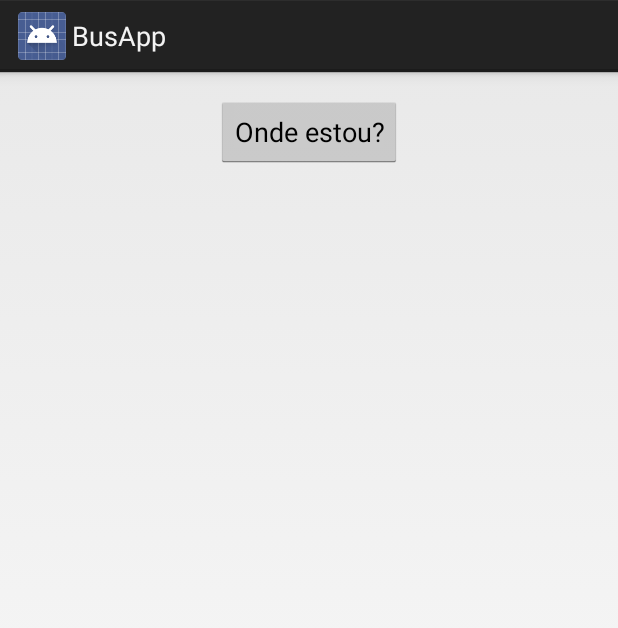
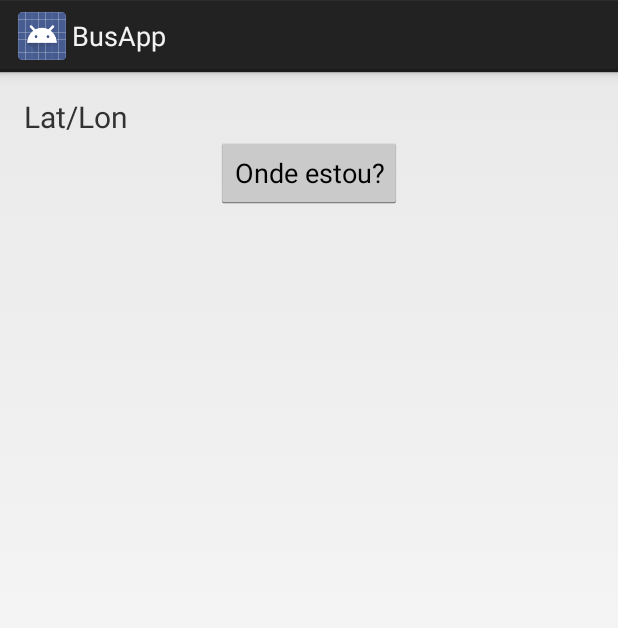
Before and after one commit to lucasamaral/busapp, an Android app: the fragment TrackUserFragment shown on its own in the app's theme, on a phone screen of 412 x 824 dp. Shown: the top 628 px of the screen. Run offline under Robolectric (Android 15) with nearby library versions, the phone set to English and light mode, and no system bars; 2 statements that could not run were skipped.

Commit message:
showing user lat/lon on textview

```diff
--- a/BusApp/build.gradle
+++ b/BusApp/build.gradle
@@ -2,7 +2,7 @@ apply plugin: 'android'
 
 android {
     compileSdkVersion 16
-    buildToolsVersion "19.0.3"
+    buildToolsVersion '19.1.0'
 
     defaultConfig {
         packageName "com.urban.busapp.app"
--- a/BusApp/src/main/java/com/urban/busapp/app/TrackUserFragment.java
+++ b/BusApp/src/main/java/com/urban/busapp/app/TrackUserFragment.java
@@ -30,7 +30,7 @@ public class TrackUserFragment extends Fragment implements
 
     Location mCurrentLocation;
 
-//    private TextView mLatLng;
+    private TextView mLatLng;
     private Button locationButton;
 
 
@@ -57,6 +57,7 @@ public class TrackUserFragment extends Fragment implements
         View rootView = inflater.inflate(R.layout.fragment_map, container, false);
         locationButton = (Button) rootView.findViewById(R.id.mapButton);
         locationButton.setOnClickListener(new OnClickGetLocation(this.getActivity()));
+        mLatLng = (TextView) rootView.findViewById(R.id.lat_lng);
         return rootView;
     }
 
@@ -233,7 +234,6 @@ public class TrackUserFragment extends Fragment implements
 
         @Override
         public void onClick(View v) {
-            System.out.print(">>>>>>>aquii");
             // If Google Play Services is available
             if (servicesConnected()) {
 
@@ -241,9 +241,9 @@ public class TrackUserFragment extends Fragment implements
                 Location currentLocation = mLocationClient.getLastLocation();
 
                 // Display the current location in the UI
-//                mLatLng.setText(LocationUtils.getLatLng(trackFragActivity, currentLocation));
+                mLatLng.setText(LocationUtils.getLatLng(trackFragActivity, currentLocation));
                 Toast.makeText(trackFragActivity, LocationUtils.getLatLng(trackFragActivity, currentLocation),
-                        Toast.LENGTH_LONG).show();
+                        Toast.LENGTH_SHORT).show();
             }
         }
     }
--- a/BusApp/src/main/res/layout/fragment_map.xml
+++ b/BusApp/src/main/res/layout/fragment_map.xml
@@ -8,11 +8,31 @@
     android:paddingBottom="@dimen/activity_vertical_margin"
     tools:context=".MainActivity$PlaceholderFragment">
 
+    <TextView
+        android:id="@+id/label_lat_lng"
+        android:layout_width="wrap_content"
+        android:layout_height="wrap_content"
+        android:layout_alignParentLeft="true"
+        android:layout_alignParentTop="true"
+        android:text="@string/latlng"
+        android:textSize="20sp" />
+
+    <TextView
+        android:id="@+id/lat_lng"
+        android:layout_width="wrap_content"
+        android:layout_height="wrap_content"
+        android:layout_alignBaseline="@+id/label_lat_lng"
+        android:layout_marginLeft="10dp"
+        android:layout_toRightOf="@+id/label_lat_lng"
+        android:textIsSelectable="true"
+        android:textSize="20sp" />
+
     <Button
         android:id="@+id/mapButton"
         android:layout_width="wrap_content"
         android:layout_height="wrap_content"
         android:layout_centerHorizontal="true"
+        android:layout_below="@id/label_lat_lng"
         android:text="@string/show_map_string" />
 
 </RelativeLayout>
--- a/BusApp/src/main/res/values/strings.xml
+++ b/BusApp/src/main/res/values/strings.xml
@@ -12,6 +12,7 @@
 
     <!-- Latitude, longitude format -->
     <string name="latitude_longitude">%1$.8f, %2$.8f</string>
+    <string name="latlng">Lat/Lon</string>
 
     <string name="resolved">Error resolved. Please re-try operation.</string>
     <string name="no_resolution">Google Play services: unable to resolve connection error.</string>
--- a/build.gradle
+++ b/build.gradle
@@ -5,7 +5,7 @@ buildscript {
         mavenCentral()
     }
     dependencies {
-        classpath 'com.android.tools.build:gradle:0.10.+'
+        classpath 'com.android.tools.build:gradle:0.13.0'
 
         // NOTE: Do not place your application dependencies here; they belong
         // in the individual module build.gradle files
```
Also changed, not shown: gradle/wrapper/gradle-wrapper.properties.
